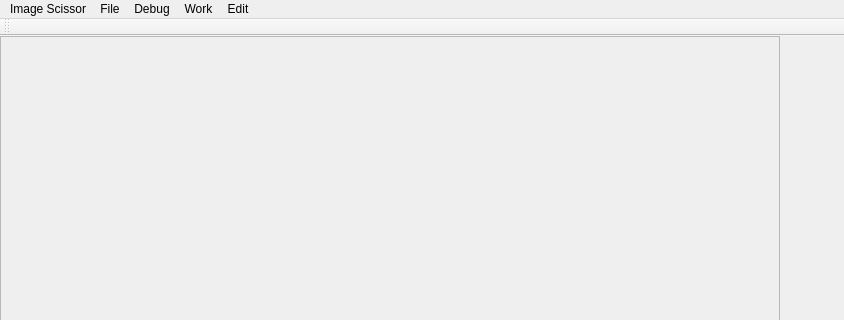
gxyou45/QT-ImageScissor, file ImageScissor/imagescissor.ui: the form before one commit; both pictures show x 0 to 844 and y 0 to 320 of the 844 by 707 pixel window.
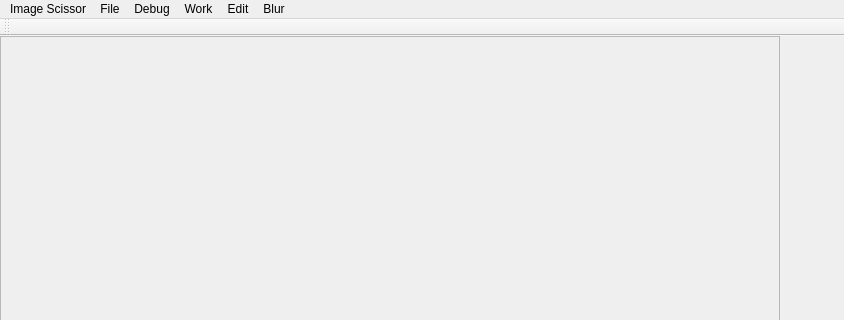
The form after the commit.

```diff
--- a/ImageScissor/imagescissor.ui
+++ b/ImageScissor/imagescissor.ui
@@ -123,11 +123,21 @@
     <addaction name="actionImage_Only"/>
     <addaction name="actionImage_with_Contour"/>
    </widget>
+   <widget class="QMenu" name="menuBlur">
+    <property name="title">
+     <string>Blur</string>
+    </property>
+    <addaction name="actionOrigin"/>
+    <addaction name="actionBlur_1_2"/>
+    <addaction name="actionBlur_1_4"/>
+    <addaction name="actionBlur_1_8"/>
+   </widget>
    <addaction name="menuImage_Scissor"/>
    <addaction name="menuFile"/>
    <addaction name="menuDebug"/>
    <addaction name="menuWork"/>
    <addaction name="menuEdit"/>
+   <addaction name="menuBlur"/>
   </widget>
   <widget class="QToolBar" name="mainToolBar">
    <attribute name="toolBarArea">
```
Left out of the diff: 22 changed lines with no effect on the pictures.
